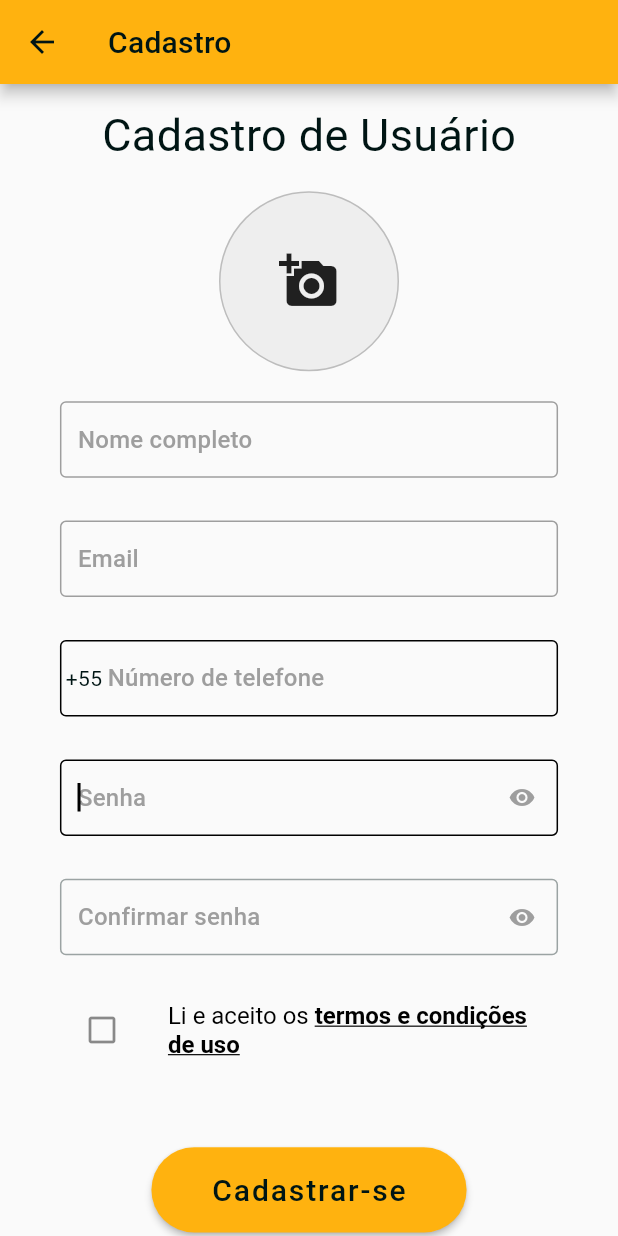
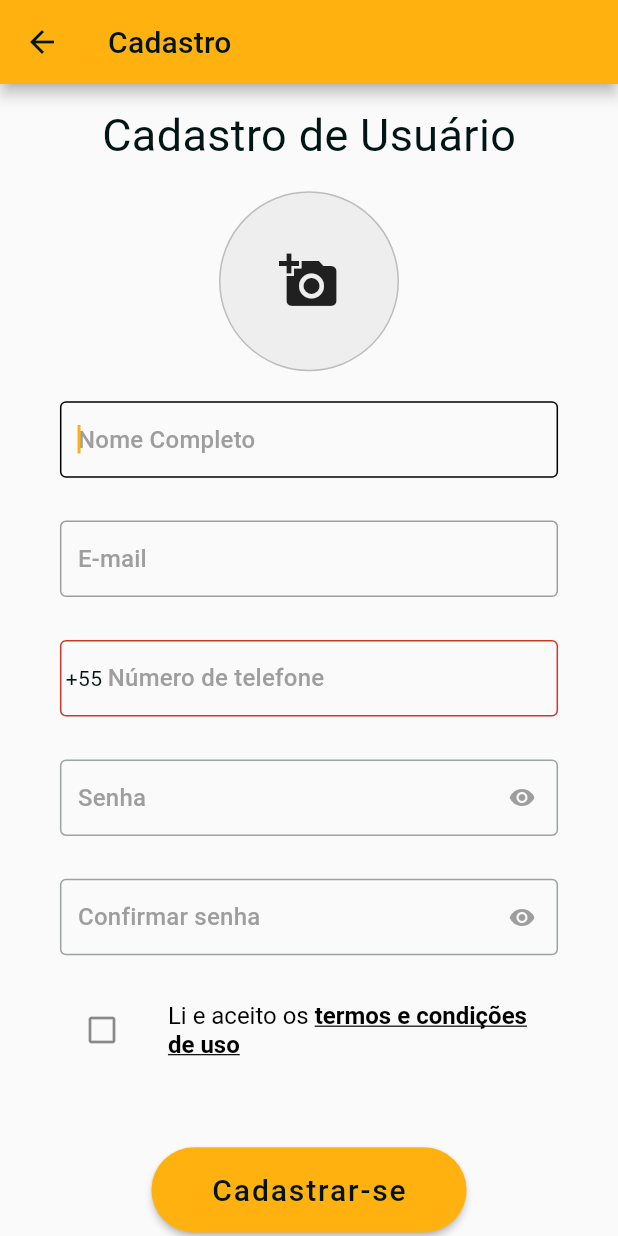
Before and after one commit to Fael123Programming/ife, a Flutter app: the SignUpScreen screen opened by its route, on a phone screen of 412 x 824 dp. Run offline on Flutter 3.47's test engine with Material 2 defaults, Android fonts, the phone set to English and light mode, and no system bars; our stand-ins replace device_info_plus, google_fonts, image_picker.

Commit message:
new changes

```diff
--- a/lib/views/forgotten_password/form/forgotten_password_form.dart
+++ b/lib/views/forgotten_password/form/forgotten_password_form.dart
@@ -2,7 +2,7 @@ import 'package:flutter/material.dart';
 import 'package:ife/utils/screen_sizer.dart';
 import 'package:ife/utils/screen_percentage.dart';
 import 'package:ife/widgets/button.dart';
-import 'package:ife/widgets/input.dart';
+import 'package:ife/widgets/text_input.dart';
 // import 'package:shared_preferences/shared_preferences.dart';
 
 class ForgottenPasswordForm extends StatefulWidget {
@@ -38,14 +38,17 @@ class _ForgottenPasswordFormState extends State<ForgottenPasswordForm> {
           child: Form(
             key: formKey,
             autovalidateMode: AutovalidateMode.always,
-            child: const Input(type: 'Email'),
+            child: const TextInput(
+              inputType: TextInputType.emailAddress,
+            ),
           ),
         ),
         Button(
           text: 'CONTINUAR',
           onPressed: () async {
             if (formKey.currentState!.validate()) {
-              Navigator.pushNamed(context, '/forgotten_password/validation_code');
+              Navigator.pushNamed(
+                  context, '/forgotten_password/validation_code');
             }
           },
         ),
--- a/lib/views/forgotten_password/password_confirm.dart
+++ b/lib/views/forgotten_password/password_confirm.dart
@@ -6,11 +6,15 @@ import 'package:ife/utils/screen_sizer.dart';
 class PasswordConfirm extends StatefulWidget {
   final TextEditingController passwordField1Controller,
       passwordField2Controller;
+  final FocusNode? passwordFocusNode;
+  final Function()? onConfirmPasswordEditingComplete;
 
   const PasswordConfirm(
       {Key? key,
       required this.passwordField1Controller,
-      required this.passwordField2Controller})
+      required this.passwordField2Controller,
+      this.passwordFocusNode,
+      this.onConfirmPasswordEditingComplete})
       : super(key: key);
 
   @override
@@ -22,14 +26,29 @@ class _PasswordConfirmState extends State<PasswordConfirm> {
   IconData passwordField2IconData = Icons.visibility_outlined;
   bool visibility1 = true, visibility2 = true;
 
+  late FocusNode confirmPasswordFocusNode;
+
+  @override
+  void initState() {
+    super.initState();
+    confirmPasswordFocusNode = FocusNode();
+  }
+
+  @override
+  void dispose() {
+    confirmPasswordFocusNode.dispose();
+    super.dispose();
+  }
+
   @override
   Widget build(BuildContext context) {
     final screenSizer = ScreenSizer(context);
     return Column(
       children: [
         TextFormField(
+          focusNode: widget.passwordFocusNode,
+          onEditingComplete: () => confirmPasswordFocusNode.requestFocus(),
           cursorColor: Colors.black,
-          autofocus: true,
           controller: widget.passwordField1Controller,
           decoration: InputDecoration(
             focusedBorder: const OutlineInputBorder(),
@@ -62,6 +81,8 @@ class _PasswordConfirmState extends State<PasswordConfirm> {
             ),
           ),
           child: TextFormField(
+            focusNode: confirmPasswordFocusNode,
+            onEditingComplete: widget.onConfirmPasswordEditingComplete,
             cursorColor: Colors.black,
             controller: widget.passwordField2Controller,
             decoration: InputDecoration(
--- a/lib/views/service_terms/service_terms_screen.dart
+++ b/lib/views/service_terms/service_terms_screen.dart
@@ -16,6 +16,9 @@ class _ServiceTermsScreen extends State<ServiceTermsScreen> {
         centerTitle: true,
         backgroundColor: const Color(0xFFFFB20F),
       ),
+      body: Container(
+        child: Column(),
+      )
     );
   }
 }
--- a/lib/views/sign_up/sign_up_form.dart
+++ b/lib/views/sign_up/sign_up_form.dart
@@ -7,7 +7,7 @@ import 'package:ife/widgets/image_input.dart';
 import 'package:ife/widgets/phone_number_input/phone_number_input.dart';
 import 'package:ife/widgets/user_terms_conditions.dart';
 import 'package:ife/widgets/button.dart';
-import 'package:ife/widgets/input.dart';
+import 'package:ife/widgets/text_input.dart';
 import 'package:google_fonts/google_fonts.dart';
 
 class SignUpForm extends StatefulWidget {
@@ -27,6 +27,24 @@ class SignUpFormState extends State<SignUpForm> {
   bool listTileIconChecked = false;
   Icon listTileIcon = const Icon(Icons.check_box_outline_blank_outlined);
 
+  late FocusNode emailFocusNode, phoneFocusNode, passwdFocusNode;
+
+  @override
+  void initState() {
+    super.initState();
+    emailFocusNode = FocusNode();
+    phoneFocusNode = FocusNode();
+    passwdFocusNode = FocusNode();
+  }
+
+  @override
+  void dispose() {
+    emailFocusNode.dispose();
+    phoneFocusNode.dispose();
+    passwdFocusNode.dispose();
+    super.dispose();
+  }
+
   @override
   Widget build(BuildContext context) {
     final screenSizer = ScreenSizer(context);
@@ -38,12 +56,20 @@ class SignUpFormState extends State<SignUpForm> {
       ),
       child: Column(
         children: [
-          const ImageInput(),
+          const ImageInput(
+            width: 120,
+            height: 120,
+          ),
           Form(
             key: formKey,
             child: Column(
               children: [
-                const Input(type: 'Nome completo'),
+                TextInput(
+                  hintText: 'Nome Completo',
+                  inputType: TextInputType.text,
+                  focus: true,
+                  onEditingComplete: () => emailFocusNode.requestFocus(),
+                ),
                 Container(
                   margin: EdgeInsets.only(
                     top: screenSizer.convertToDeviceScreenHeight(
@@ -55,12 +81,22 @@ class SignUpFormState extends State<SignUpForm> {
                           ScreenPercentage.marginInbetweenTextFormFields,
                     ),
                   ),
-                  child: const Input(type: 'Email'),
+                  child: TextInput(
+                    hintText: 'E-mail',
+                    focusNode: emailFocusNode,
+                    inputType: TextInputType.emailAddress,
+                    onEditingComplete: () => phoneFocusNode.requestFocus(),
+                  ),
                 ),
-                PhoneNumberInput(key: phoneNumberInputController),
+                PhoneNumberInput(
+                  key: phoneNumberInputController,
+                  focusNode: phoneFocusNode,
+                  onEditingComplete: () => passwdFocusNode.requestFocus(),
+                ),
                 PasswordConfirm(
                   passwordField1Controller: passwordField1Controller,
                   passwordField2Controller: passwordField2Controller,
+                  passwordFocusNode: passwdFocusNode,
                 ),
                 ListTile(
                   leading: listTileIcon,
@@ -133,7 +169,7 @@ class SignUpFormState extends State<SignUpForm> {
             text: 'Cadastrar-se',
             onPressed: () {
               if (formKey.currentState!.validate()) {
-                String msg = 'Cadastrado!';
+                String msg = 'Seja bem-vindo!';
                 if (listTileIconChecked) {
                   // Log user in.
                   Navigator.pop(context);
--- a/lib/widgets/image_input.dart
+++ b/lib/widgets/image_input.dart
@@ -4,7 +4,12 @@ import 'package:image_picker/image_picker.dart';
 import 'package:google_fonts/google_fonts.dart';
 
 class ImageInput extends StatefulWidget {
-  const ImageInput({Key? key}) : super(key: key);
+  final double width, height;
+  final XFile? image;
+
+  const ImageInput(
+      {Key? key, required this.width, required this.height, this.image})
+      : super(key: key);
 
   @override
   _ImageInputState createState() => _ImageInputState();
@@ -15,11 +20,15 @@ class _ImageInputState extends State<ImageInput> {
 
   @override
   Widget build(BuildContext context) {
+    image = widget.image;
+
     return GestureDetector(
       child: Container(
-        margin: const EdgeInsets.symmetric(vertical: 20),
-        width: 120,
-        height: 120,
+        margin: const EdgeInsets.symmetric(
+          vertical: 20,
+        ),
+        width: widget.width,
+        height: widget.height,
         decoration: BoxDecoration(
           color: Colors.grey[200],
           border: Border.all(width: 1, color: Colors.grey[400]!),
@@ -30,7 +39,13 @@ class _ImageInputState extends State<ImageInput> {
                 Icons.add_a_photo,
                 size: 40,
               )
-            : ClipOval(child: Image.file(File(image!.path))),
+            : ClipOval(
+                child: Image.file(
+                  File(
+                    image!.path,
+                  ),
+                ),
+              ),
       ),
       onTap: () {
         showModalBottomSheet(
@@ -89,7 +104,8 @@ class _ImageInputState extends State<ImageInput> {
               ),
             );
           },
-            backgroundColor: Theme.of(context).colorScheme.primary);
+          backgroundColor: Theme.of(context).colorScheme.primary,
+        );
       },
     );
   }
--- a/lib/widgets/input.dart
+++ /dev/null
@@ -1,77 +0,0 @@
-import 'package:flutter/material.dart';
-import 'package:ife/utils/validator.dart';
-
-class Input extends StatefulWidget {
-  final String type;
-  final bool focus;
-
-  const Input({Key? key, required this.type, this.focus = false})
-      : super(key: key);
-
-  @override
-  State<Input> createState() => _InputState();
-}
-
-class _InputState extends State<Input> {
-  final controller = TextEditingController();
-  bool visibility = false;
-
-  @override
-  Widget build(BuildContext context) {
-    return TextFormField(
-        keyboardType: widget.type == 'Email'
-            ? TextInputType.emailAddress
-            : TextInputType.text,
-        controller: controller,
-        obscureText: widget.type == 'Senha' ? !visibility : visibility,
-        autofocus: widget.focus,
-        decoration: InputDecoration(
-            enabledBorder: const OutlineInputBorder(
-              borderSide: BorderSide(
-                color: Colors.grey,
-                width: 1.0,
-              ),
-            ),
-            focusedBorder: const OutlineInputBorder(),
-            errorBorder: OutlineInputBorder(
-              borderSide: BorderSide(
-                color: Theme.of(context).colorScheme.error,
-                width: 1.0,
-              ),
-            ),
-            focusedErrorBorder: OutlineInputBorder(
-              borderSide: BorderSide(
-                color: Theme.of(context).colorScheme.error,
-                width: 1.0,
-              ),
-            ),
-            hintText: widget.type,
-            helperText: '',
-            hintStyle: const TextStyle(color: Colors.grey),
-            isDense: true,
-            suffixIcon: widget.type == 'Senha'
-                ? IconButton(
-                    icon: Icon(
-                      visibility ? Icons.visibility : Icons.visibility_off,
-                      color: Colors.grey,
-                    ),
-                    onPressed: () {
-                      setState(() {
-                        visibility = !visibility;
-                      });
-                    },
-                  )
-                : null),
-        validator: (value) {
-          if (widget.type == 'Email') {
-            return Validator.validateEmail(value);
-          } else if (widget.type == 'Senha') {
-            return Validator.validatePassword(value);
-          } else if (widget.type == 'Nome completo') {
-            return Validator.validateName(value);
-          } else {
-            return 'Unknown widget type';
-          }
-        });
-  }
-}
--- a/lib/widgets/phone_number_input/phone_number_input.dart
+++ b/lib/widgets/phone_number_input/phone_number_input.dart
@@ -7,7 +7,11 @@ import 'package:ife/utils/validator.dart';
 import 'package:ife/widgets/phone_number_input/br_phone_number_formatter.dart';
 
 class PhoneNumberInput extends StatefulWidget {
-  const PhoneNumberInput({Key? key}) : super(key: key);
+  final FocusNode? focusNode;
+  final Function()? onEditingComplete;
+
+  const PhoneNumberInput({Key? key, this.focusNode, this.onEditingComplete})
+      : super(key: key);
 
   @override
   PhoneNumberInputState createState() => PhoneNumberInputState();
@@ -26,17 +30,35 @@ class PhoneNumberInputState extends State<PhoneNumberInput> {
         ),
       ),
       child: TextFormField(
+        onEditingComplete: widget.onEditingComplete,
+        focusNode: widget.focusNode,
         enableInteractiveSelection: false,
         controller: textFormFieldController,
         keyboardType: TextInputType.phone,
         decoration: InputDecoration(
           counter: const Offstage(),
+          border: const OutlineInputBorder(
+            borderSide: BorderSide(
+              color: Colors.grey,
+              width: 1.0,
+            ),
+          ),
+          focusedBorder: const OutlineInputBorder(),
+          errorBorder: OutlineInputBorder(
+            borderSide: BorderSide(
+              color: Theme.of(context).colorScheme.error,
+              width: 1.0,
+            ),
+          ),
+          focusedErrorBorder: OutlineInputBorder(
+            borderSide: BorderSide(
+              color: Theme.of(context).colorScheme.error,
+              width: 1.0,
+            ),
+          ),
           hintText: 'Número de telefone',
           hintStyle: GoogleFonts.roboto(color: Colors.grey),
           errorText: '',
-          border: const OutlineInputBorder(),
-          focusedBorder: const OutlineInputBorder(),
-          errorBorder: const OutlineInputBorder(),
           isDense: true,
           prefixIcon: const Text(' +55 '),
           prefixIconConstraints:
--- /dev/null
+++ b/lib/widgets/text_input.dart
@@ -0,0 +1,87 @@
+import 'package:flutter/material.dart';
+import 'package:ife/utils/validator.dart';
+
+class TextInput extends StatefulWidget {
+  final Function()? onEditingComplete;
+  final bool focus, obscureText;
+  final FocusNode? focusNode;
+  final TextInputType? inputType;
+  final String hintText;
+
+  const TextInput(
+      {Key? key,
+      this.onEditingComplete,
+      this.focusNode,
+      this.inputType,
+      this.focus = false,
+      this.obscureText = false,
+      this.hintText = ''})
+      : super(key: key);
+
+  @override
+  State<TextInput> createState() => _TextInputState();
+}
+
+class _TextInputState extends State<TextInput> {
+  final controller = TextEditingController();
+  bool visibility = false;
+
+  @override
+  Widget build(BuildContext context) {
+    return TextFormField(
+      focusNode: widget.focusNode,
+      onEditingComplete: widget.onEditingComplete,
+      keyboardType: widget.inputType,
+      controller: controller,
+      obscureText: widget.obscureText ? !visibility : visibility,
+      autofocus: widget.focus,
+      decoration: InputDecoration(
+        enabledBorder: const OutlineInputBorder(
+          borderSide: BorderSide(
+            color: Colors.grey,
+            width: 1.0,
+          ),
+        ),
+        focusedBorder: const OutlineInputBorder(),
+        errorBorder: OutlineInputBorder(
+          borderSide: BorderSide(
+            color: Theme.of(context).colorScheme.error,
+            width: 1.0,
+          ),
+        ),
+        focusedErrorBorder: OutlineInputBorder(
+          borderSide: BorderSide(
+            color: Theme.of(context).colorScheme.error,
+            width: 1.0,
+          ),
+        ),
+        hintText: widget.hintText,
+        helperText: '',
+        hintStyle: const TextStyle(color: Colors.grey),
+        isDense: true,
+        suffixIcon: widget.obscureText
+            ? IconButton(
+                icon: Icon(
+                  visibility ? Icons.visibility : Icons.visibility_off,
+                  color: Colors.grey,
+                ),
+                onPressed: () {
+                  setState(() {
+                    visibility = !visibility;
+                  });
+                },
+              )
+            : null,
+      ),
+      validator: (value) {
+        if (widget.inputType == TextInputType.emailAddress) {
+          return Validator.validateEmail(value);
+        } else if (widget.obscureText) {
+          return Validator.validatePassword(value);
+        } else {
+          return Validator.validateName(value);
+        }
+      },
+    );
+  }
+}
```
Also changed, not shown: lib/views/my_profile/my_profile_screen.dart (+24 -0 lines), lib/views/sign_in/sign_in_form.dart (+26 -3 lines). Lines whose indentation alone changed are shown as unchanged.
